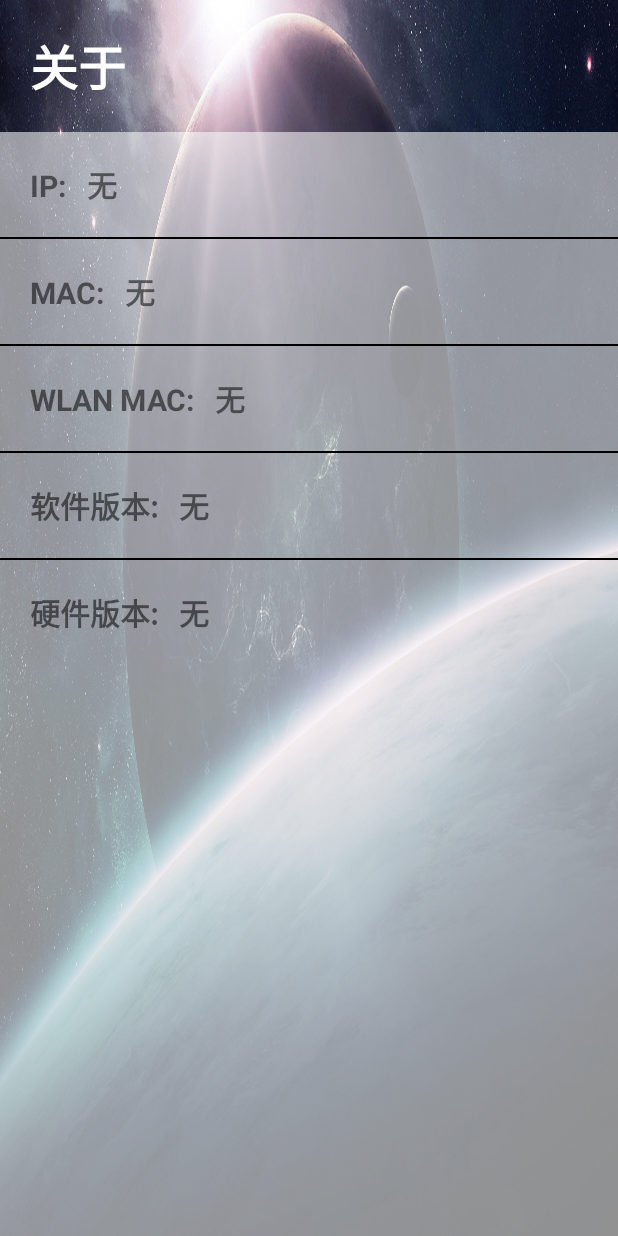
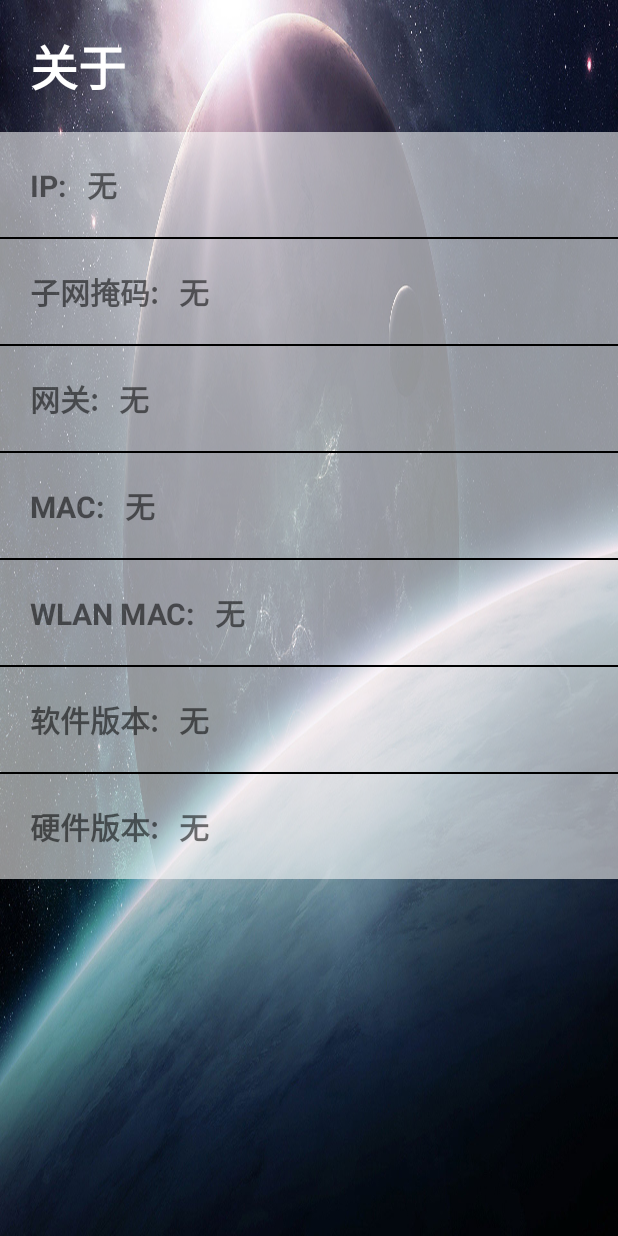
Before and after one commit to yforyoung/Launcher, an Android app: the layout activity_about.xml on its own in the app's theme, with its tools: preview values and no code run, on a phone screen of 412 x 824 dp. Run offline under Robolectric (Android 15) with nearby library versions, the phone set to English and light mode, and no system bars.

Commit message:
信息显示的动态刷新和WiFi刷新的重新处理

```diff
--- a/app/src/main/res/layout/activity_about.xml
+++ b/app/src/main/res/layout/activity_about.xml
@@ -1,11 +1,16 @@
 <?xml version="1.0" encoding="utf-8"?>
-<LinearLayout xmlns:android="http://schemas.android.com/apk/res/android"
+<ScrollView xmlns:android="http://schemas.android.com/apk/res/android"
     xmlns:tools="http://schemas.android.com/tools"
     android:layout_width="match_parent"
     android:layout_height="match_parent"
     android:background="@drawable/bg"
     android:orientation="vertical"
     tools:context=".activity.AboutActivity">
+
+    <LinearLayout
+        android:layout_width="match_parent"
+        android:layout_height="match_parent"
+        android:orientation="vertical">
 
         <TextView
             android:layout_width="wrap_content"
@@ -38,6 +43,35 @@
                 android:background="#000" />
 
             <TextView
+                android:id="@+id/net_mask"
+                android:layout_width="wrap_content"
+                android:layout_height="wrap_content"
+                android:layout_margin="20dp"
+                android:text="子网掩码:   无"
+                android:textSize="20sp"
+                android:textStyle="bold" />
+
+            <View
+                android:layout_width="match_parent"
+                android:layout_height="1dp"
+                android:background="#000" />
+
+            <TextView
+                android:id="@+id/gate_way"
+                android:layout_width="wrap_content"
+                android:layout_height="wrap_content"
+                android:layout_margin="20dp"
+                android:text="网关:   无"
+                android:textSize="20sp"
+                android:textStyle="bold" />
+
+
+            <View
+                android:layout_width="match_parent"
+                android:layout_height="1dp"
+                android:background="#000" />
+
+            <TextView
                 android:id="@+id/mac"
                 android:layout_width="wrap_content"
                 android:layout_height="wrap_content"
@@ -45,6 +79,7 @@
                 android:text="MAC:   无"
                 android:textSize="20sp"
                 android:textStyle="bold" />
+
             <View
                 android:layout_width="match_parent"
                 android:layout_height="1dp"
@@ -58,6 +93,7 @@
                 android:text="WLAN MAC:   无"
                 android:textSize="20sp"
                 android:textStyle="bold" />
+
             <View
                 android:layout_width="match_parent"
                 android:layout_height="1dp"
@@ -71,6 +107,7 @@
                 android:text="软件版本:   无"
                 android:textSize="20sp"
                 android:textStyle="bold" />
+
             <View
                 android:layout_width="match_parent"
                 android:layout_height="1dp"
@@ -88,3 +125,4 @@
 
         </LinearLayout>
     </LinearLayout>
+</ScrollView>
```
Also changed, not shown: app/src/main/java/com/example/y/launcher/activity/AboutActivity.java (+33 -3 lines), app/src/main/java/com/example/y/launcher/activity/NetSettingActivity.java (+27 -13 lines), app/src/main/java/com/example/y/launcher/util/InfoUtil.java (+27 -2 lines), app/src/main/java/com/example/y/launcher/util/WifiUtil.java (+14 -35 lines). Lines whose indentation alone changed are shown as unchanged.
